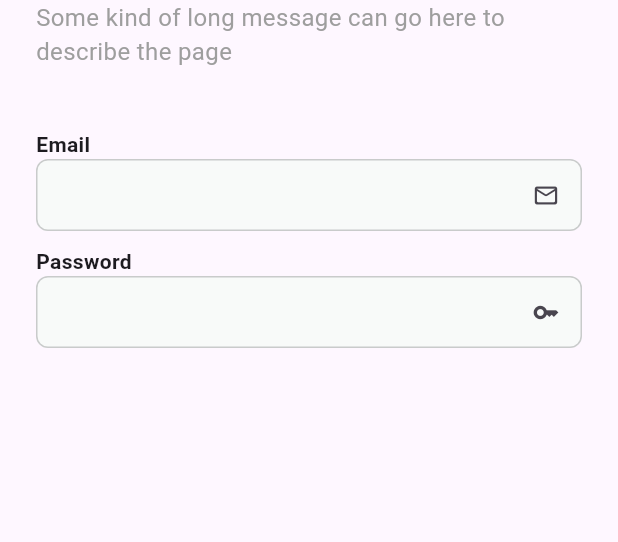
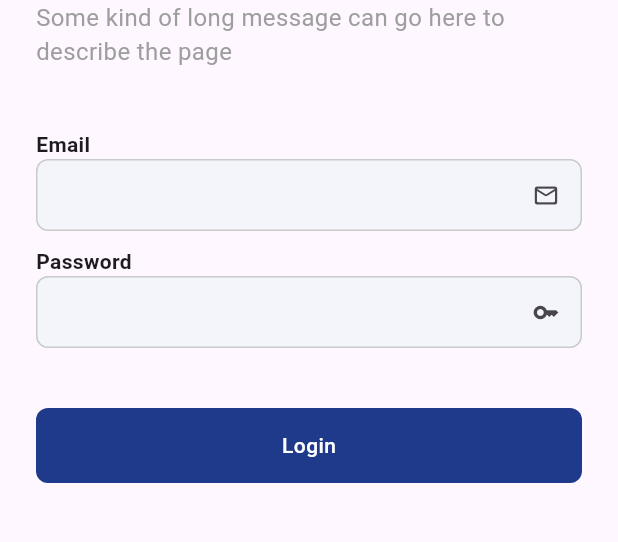
Before and after one commit to laurence702/Gasopay-Mobile, a Flutter app: the screen it shows after launch, on a phone screen of 412 x 824 dp, the part 147-689 px from its top. Run offline on Flutter 3.47's test engine with Material 3 defaults, Android fonts, the phone set to English and light mode, and no system bars; our stand-ins replace equatable, flutter_bloc, go_router.

Commit message:
design login screen

```diff
--- a/lib/config/theme/config.dart
+++ b/lib/config/theme/config.dart
@@ -18,7 +18,7 @@ class AppTheme {
           ),
           isDense: true,
           filled: true,
-          fillColor: const Color(0xFFF8FAF9),
+          fillColor: const Color(0xFFF3F5FA),
         ),
       );
 }
--- a/lib/features/auth/pages/screen_login.dart
+++ b/lib/features/auth/pages/screen_login.dart
@@ -1,4 +1,5 @@
 import 'package:flutter/material.dart';
+import 'package:project_wee/constants/app_colors.dart';
 
 import '../../../widgets/app_textfield.dart';
 
@@ -42,9 +43,13 @@ class LoginScreen extends StatelessWidget {
                 label: 'Password',
                 endIcon: Icons.key,
                 controller: TextEditingController(),
-              )
+              ),
+              const SizedBox(height: 40),
               // Password
-              // Button
+              const AppButton(
+                label: 'Login',
+                isLoading: false,
+              ),
             ],
           ),
         ),
@@ -52,3 +57,45 @@ class LoginScreen extends StatelessWidget {
     );
   }
 }
+
+class AppButton extends StatelessWidget {
+  final String label;
+  final VoidCallback? onClick;
+  final bool isLoading;
+  const AppButton({
+    super.key,
+    required this.label,
+    this.onClick,
+    this.isLoading = false,
+  });
+
+  @override
+  Widget build(BuildContext context) {
+    return Container(
+      alignment: Alignment.center,
+      height: 50,
+      padding: const EdgeInsets.symmetric(horizontal: 14, vertical: 14),
+      decoration: BoxDecoration(
+        color: AppColors.primary,
+        borderRadius: BorderRadius.circular(8),
+      ),
+      child: (isLoading)
+          ? const SizedBox(
+              height: 20,
+              width: 20,
+              child: CircularProgressIndicator(
+                color: Colors.white,
+                strokeWidth: 2,
+              ),
+            )
+          : Text(
+              label,
+              style: const TextStyle(
+                color: Colors.white,
+                fontSize: 14,
+                fontWeight: FontWeight.w500,
+              ),
+            ),
+    );
+  }
+}
```
